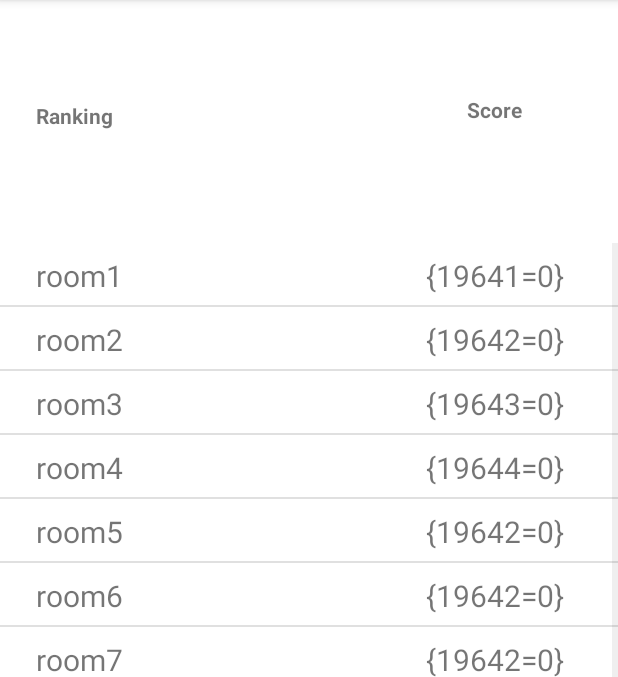
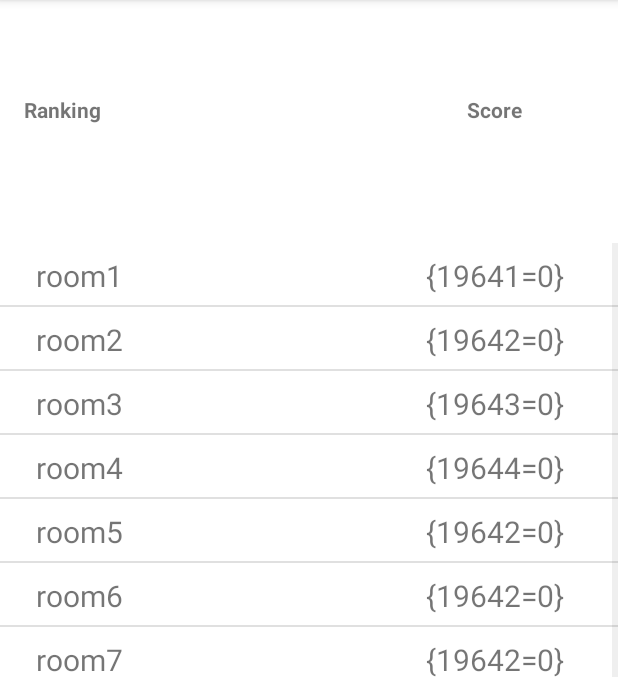
Before and after one commit to ko-t/PL2_Spread, an Android app: the Ranking screen opened directly, with no data from a screen before it, on a phone screen of 412 x 824 dp, the part 84-761 px from its top. Run offline under Robolectric (Android 15) with nearby library versions, the light colour scheme and no system bars.

Commit message:
ランキング画面調整

```diff
--- a/app/src/main/res/layout/ranking.xml
+++ b/app/src/main/res/layout/ranking.xml
@@ -10,8 +10,8 @@
         android:id="@+id/rk_textview_Ranking"
         android:layout_width="0dp"
         android:layout_height="wrap_content"
-        android:layout_marginStart="24dp"
-        android:layout_marginBottom="8dp"
+        android:layout_marginStart="16dp"
+        android:layout_marginBottom="16dp"
         android:text="@string/rk_textview_Ranking"
         android:textStyle="bold"
         app:layout_constraintBottom_toTopOf="@+id/rk_listview_ranking"
```
